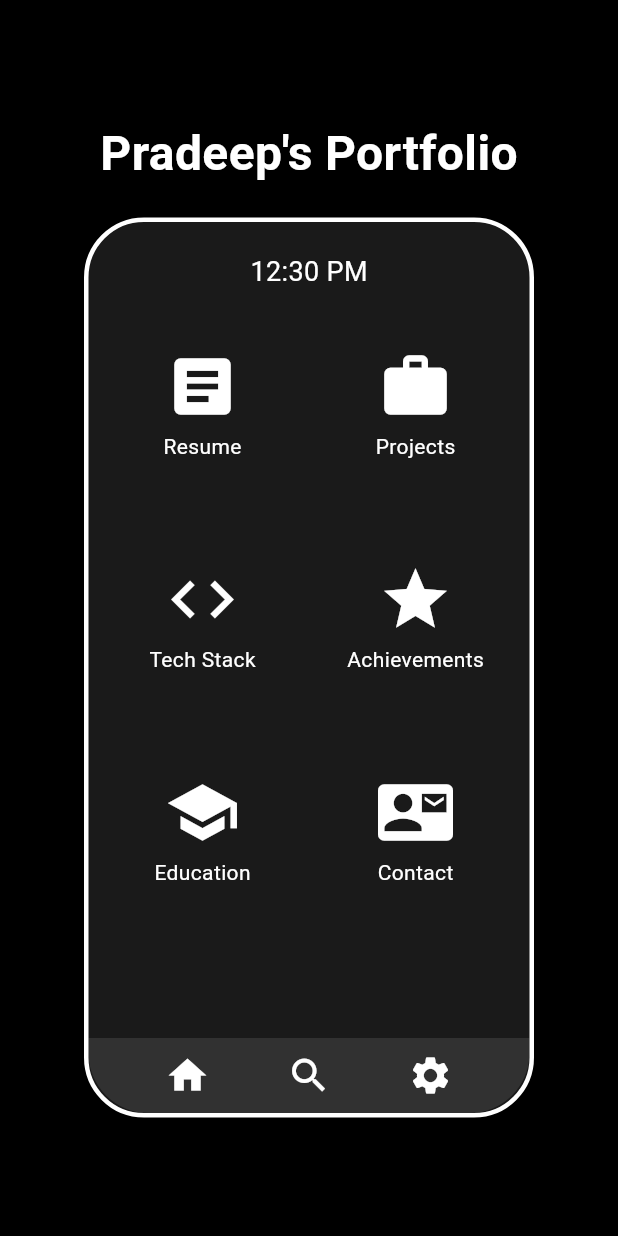
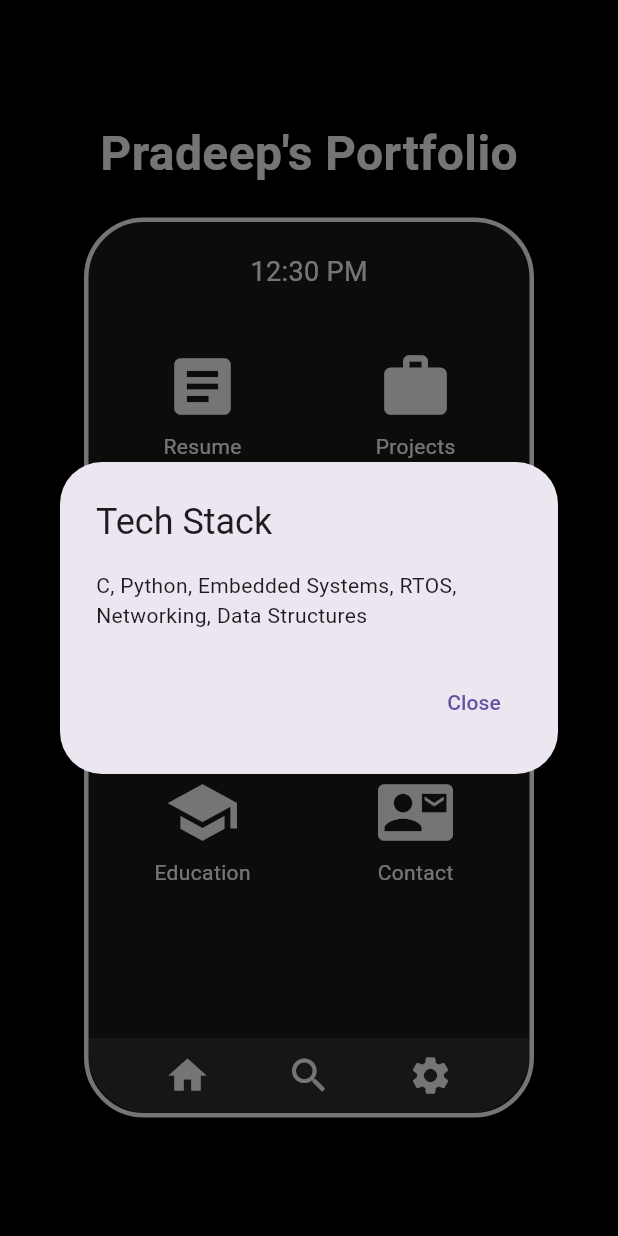
Before and after one commit to Pradeep1234566/Portfolio, a Flutter app: the screen it shows after launch, after a tap on "Tech Stack", on a phone screen of 412 x 824 dp. Run offline on Flutter 3.47's test engine with Material 3 defaults, Android fonts, the phone set to English and light mode, and no system bars.

Commit message:
Added Tech stack and education section should modify it

```diff
--- a/lib/main.dart
+++ b/lib/main.dart
@@ -60,9 +60,11 @@ class WebPortfolioScreen extends StatelessWidget {
                                 'https://drive.google.com/file/d/1BO0JIw7JQNliLNma5WmgMrDh-iU5tbBy/view?usp=sharing'),
                             _buildAppIcon(Icons.work, "Projects",
                                 'https://github.com/Pradeep1234566'),
-                            _buildAppIcon(Icons.code, "Tech Stack", ''),
+                            _buildAppIcon(Icons.code, "Tech Stack", '',
+                                isTechStack: true, context: context),
                             _buildAppIcon(Icons.star, "Achievements", ''),
-                            _buildAppIcon(Icons.school, "Education", ''),
+                            _buildAppIcon(Icons.school, "Education", '',
+                                isEducation: true, context: context),
                             _buildAppIcon(Icons.contact_mail, "Contact", '',
                                 isContact: true, context: context),
                           ],
@@ -99,11 +101,18 @@ class WebPortfolioScreen extends StatelessWidget {
   }
 
   Widget _buildAppIcon(IconData icon, String label, String url,
-      {bool isContact = false, BuildContext? context}) {
+      {bool isContact = false,
+      bool isEducation = false,
+      bool isTechStack = false,
+      BuildContext? context}) {
     return GestureDetector(
       onTap: () {
         if (isContact && context != null) {
           _showContactDialog(context);
+        } else if (isEducation && context != null) {
+          _showEducationDialog(context);
+        } else if (isTechStack && context != null) {
+          _showTechStackDialog(context);
         } else if (url.isNotEmpty) {
           launchUrl(Uri.parse(url));
         }
@@ -148,8 +157,8 @@ class WebPortfolioScreen extends StatelessWidget {
               ListTile(
                 leading: Icon(Icons.share, color: Colors.blue),
                 title: Text("Twitter"),
-                onTap: () =>
-                    launchUrl(Uri.parse("https://x.com/PradeepPawar007")),
+                onTap: () => launchUrl(
+                    Uri.parse("https://twitter.com/yourtwitterhandle")),
               ),
             ],
           ),
@@ -163,4 +172,42 @@ class WebPortfolioScreen extends StatelessWidget {
       },
     );
   }
+
+  void _showEducationDialog(BuildContext context) {
+    showDialog(
+      context: context,
+      builder: (BuildContext context) {
+        return AlertDialog(
+          title: Text("Education"),
+          content: Text(
+              "B.E. in Electronics and Communication, KLE Technological University"),
+          actions: [
+            TextButton(
+              onPressed: () => Navigator.of(context).pop(),
+              child: Text("Close"),
+            ),
+          ],
+        );
+      },
+    );
+  }
+
+  void _showTechStackDialog(BuildContext context) {
+    showDialog(
+      context: context,
+      builder: (BuildContext context) {
+        return AlertDialog(
+          title: Text("Tech Stack"),
+          content: Text(
+              "C, Python, Embedded Systems, RTOS, Networking, Data Structures"),
+          actions: [
+            TextButton(
+              onPressed: () => Navigator.of(context).pop(),
+              child: Text("Close"),
+            ),
+          ],
+        );
+      },
+    );
+  }
 }
```
